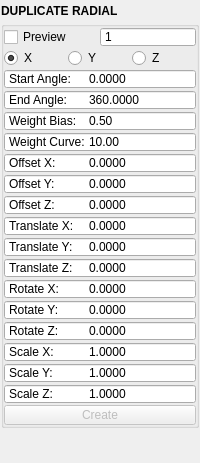
This is mayatk/edit_utils/duplicate_radial.ui in m3trik/mayatk as Qt 5 draws it before an edit. The edited form follows.
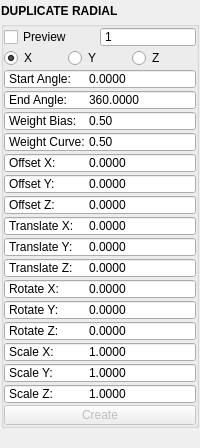
This is the edited form. Custom widgets are drawn as their Qt base class.

```diff
--- a/mayatk/edit_utils/duplicate_radial.ui
+++ b/mayatk/edit_utils/duplicate_radial.ui
@@ -7,7 +7,7 @@
     <x>0</x>
     <y>0</y>
     <width>200</width>
-    <height>463</height>
+    <height>448</height>
    </rect>
   </property>
   <property name="tabShape">
@@ -982,16 +982,16 @@
             <number>2</number>
            </property>
            <property name="minimum">
-            <double>1.000000000000000</double>
+            <double>0.000000000000000</double>
            </property>
            <property name="maximum">
-            <double>100.000000000000000</double>
+            <double>1.000000000000000</double>
            </property>
            <property name="singleStep">
             <double>1.000000000000000</double>
            </property>
            <property name="value">
-            <double>10.000000000000000</double>
+            <double>0.500000000000000</double>
            </property>
           </widget>
          </item>
```
Left out of the diff: 60 changed lines with no effect on the pictures.
